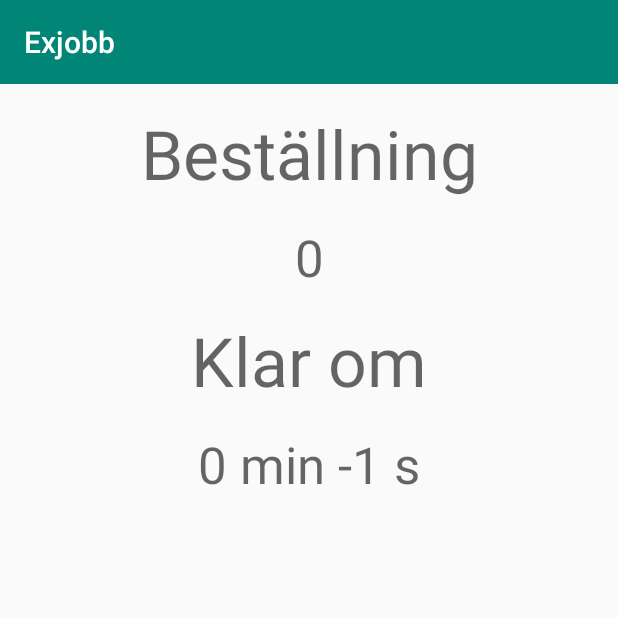
After one commit to Strosel/T4Exjobb, an Android app: the receiptActivity screen opened directly, with no data from a screen before it, on a phone screen of 412 x 824 dp, the top half of it. The commit adds this screen. Run offline under Robolectric (Android 15) with nearby library versions, the phone set to English and light mode, and no system bars.

Commit message:
added recieptActivity with timer

```diff
--- a/app/app/src/main/AndroidManifest.xml
+++ b/app/app/src/main/AndroidManifest.xml
@@ -12,6 +12,7 @@
         android:supportsRtl="true"
         android:theme="@style/Theme.AppCompat.Light.NoActionBar"
         android:usesCleartextTraffic="true">
+        <activity android:name=".receiptActivity"></activity>
         <activity android:name=".StartActivity">
             <intent-filter>
                 <action android:name="android.intent.action.MAIN" />
--- a/app/app/src/main/java/com/example/tbte4/exjobb/CartActivity.java
+++ b/app/app/src/main/java/com/example/tbte4/exjobb/CartActivity.java
@@ -1,5 +1,6 @@
 package com.example.tbte4.exjobb;
 
+import android.content.Intent;
 import android.support.v7.app.ActionBar;
 import android.support.v7.app.AppCompatActivity;
 import android.os.Bundle;
@@ -64,9 +65,18 @@ public class CartActivity extends AppCompatActivity {
 
             HttpLoader loader = new HttpLoader((JSONObject input)->{
 
-                /*
-                * clear cart
-                * open receipt screen */
+                //Clear cache in reciept
+
+                Intent intent = new Intent(this, receiptActivity.class);
+                try {
+                    intent.putExtra("id", input.getInt("id"));
+                    intent.putExtra("deadline", input.getInt("deadline"));
+                    this.startActivity(intent);
+                } catch (Exception e) {
+                    Log.v(tag, e.toString());
+                    Toast toast = Toast.makeText(this, R.string.err_order, Toast.LENGTH_SHORT);
+                    toast.show();
+                }
 
             });
             loader.Post(body);
--- a/app/app/src/main/java/com/example/tbte4/exjobb/helpers/HttpLoader.java
+++ b/app/app/src/main/java/com/example/tbte4/exjobb/helpers/HttpLoader.java
@@ -51,7 +51,6 @@ public class HttpLoader extends AsyncTask<String, Void, JSONObject> {
 
                 DataOutputStream wr = new DataOutputStream( conn.getOutputStream());
                 wr.writeBytes(postBody);
-                Log.v(tag+"_tmp", postBody);
             }
 
             if (conn.getResponseCode() == 200) {
--- /dev/null
+++ b/app/app/src/main/java/com/example/tbte4/exjobb/receiptActivity.java
@@ -0,0 +1,67 @@
+package com.example.tbte4.exjobb;
+
+import android.content.Intent;
+import android.os.Handler;
+import android.support.v7.app.AppCompatActivity;
+import android.os.Bundle;
+import android.support.v7.widget.Toolbar;
+import android.util.Log;
+import android.widget.TextView;
+
+import com.example.tbte4.exjobb.helpers.cacheFileHelper;
+
+import java.util.concurrent.TimeUnit;
+
+public class receiptActivity extends AppCompatActivity {
+
+    public int deadline;
+    TextView deadlineTXT;
+
+    String Tag = "ExJobb receiptActivity";
+
+    @Override
+    protected void onCreate(Bundle savedInstanceState) {
+        super.onCreate(savedInstanceState);
+        setContentView(R.layout.activity_receipt);
+        //make a home toolbar
+        Toolbar myToolbar = findViewById(R.id.receipt_toolbar);
+        setSupportActionBar(myToolbar);
+
+
+        Intent intent = getIntent();
+        int id = intent.getIntExtra("id", 0);
+        TextView idTXT = findViewById(R.id.recepit_id);
+        idTXT.setText(String.valueOf(id));
+
+        deadline = intent.getIntExtra("deadline", 0);
+        deadlineTXT = findViewById(R.id.recepit_deadline);
+        deadlineTXT.setText(this.millisToString(deadline));
+
+        cacheFileHelper order = new cacheFileHelper(this, R.string.cache_file_name);
+        order.load();
+        order.clear();
+        order.save();
+
+        final receiptActivity owner = this;
+        final Handler handler = new Handler();
+        final int delay = 1000;
+        handler.postDelayed(new Runnable(){
+            public void run(){
+                //do something
+                owner.deadline -= delay;
+                deadlineTXT.setText(owner.millisToString(owner.deadline));
+
+                if (owner.deadline > 0)
+                    handler.postDelayed(this, delay);
+            }
+        }, delay);
+    }
+
+    private static String millisToString(int deadline) {
+        return String.format("%d min %d s",
+                TimeUnit.MILLISECONDS.toMinutes(deadline),
+                TimeUnit.MILLISECONDS.toSeconds(deadline) -
+                        TimeUnit.MINUTES.toSeconds(TimeUnit.MILLISECONDS.toMinutes(deadline))
+        );
+    }
+}
--- /dev/null
+++ b/app/app/src/main/res/layout/activity_receipt.xml
@@ -0,0 +1,68 @@
+<?xml version="1.0" encoding="utf-8"?>
+<android.support.constraint.ConstraintLayout xmlns:android="http://schemas.android.com/apk/res/android"
+    xmlns:app="http://schemas.android.com/apk/res-auto"
+    xmlns:tools="http://schemas.android.com/tools"
+    android:layout_width="match_parent"
+    android:layout_height="match_parent"
+    tools:context=".receiptActivity">
+
+    <android.support.v7.widget.Toolbar
+        android:id="@+id/receipt_toolbar"
+        android:layout_width="match_parent"
+        android:layout_height="wrap_content"
+        android:background="@color/colorPrimary"
+        android:minHeight="?attr/actionBarSize"
+        android:theme="@style/AppTheme.ActionBar" />
+
+    <TextView
+        android:id="@+id/recepit_id_title"
+        android:layout_width="wrap_content"
+        android:layout_height="wrap_content"
+        android:layout_marginStart="8dp"
+        android:layout_marginTop="16dp"
+        android:layout_marginEnd="8dp"
+        android:text="Beställning"
+        android:textAppearance="@style/TextAppearance.AppCompat.Display2"
+        app:layout_constraintEnd_toEndOf="parent"
+        app:layout_constraintStart_toStartOf="parent"
+        app:layout_constraintTop_toBottomOf="@+id/receipt_toolbar" />
+
+    <TextView
+        android:id="@+id/recepit_id"
+        android:layout_width="wrap_content"
+        android:layout_height="wrap_content"
+        android:layout_marginStart="8dp"
+        android:layout_marginTop="16dp"
+        android:layout_marginEnd="8dp"
+        android:text="0"
+        android:textAppearance="@style/TextAppearance.AppCompat.Display1"
+        app:layout_constraintEnd_toEndOf="parent"
+        app:layout_constraintStart_toStartOf="parent"
+        app:layout_constraintTop_toBottomOf="@+id/recepit_id_title" />
+
+    <TextView
+        android:id="@+id/recepit_deadline_title"
+        android:layout_width="wrap_content"
+        android:layout_height="wrap_content"
+        android:layout_marginStart="8dp"
+        android:layout_marginTop="16dp"
+        android:layout_marginEnd="8dp"
+        android:text="Klar om"
+        android:textAppearance="@style/TextAppearance.AppCompat.Display2"
+        app:layout_constraintEnd_toEndOf="parent"
+        app:layout_constraintStart_toStartOf="parent"
+        app:layout_constraintTop_toBottomOf="@+id/recepit_id" />
+
+    <TextView
+        android:id="@+id/recepit_deadline"
+        android:layout_width="wrap_content"
+        android:layout_height="wrap_content"
+        android:layout_marginStart="8dp"
+        android:layout_marginTop="16dp"
+        android:layout_marginEnd="8dp"
+        android:text="0 min 0 s"
+        android:textAppearance="@style/TextAppearance.AppCompat.Display1"
+        app:layout_constraintEnd_toEndOf="parent"
+        app:layout_constraintStart_toStartOf="parent"
+        app:layout_constraintTop_toBottomOf="@+id/recepit_deadline_title" />
+</android.support.constraint.ConstraintLayout>
--- a/app/app/src/main/res/values/strings.xml
+++ b/app/app/src/main/res/values/strings.xml
@@ -1,8 +1,9 @@
 <resources>
     <string name="app_name">Exjobb</string>
-    <string name="server_endpoint">http://192.168.1.127:8080</string>
+    <string name="server_endpoint">http://192.168.1.108:8080</string>
     <string name="cache_file_name">orderCache.json</string>
 
     <string name="err_conn">Can\'t Connect</string>
     <string name="err_cart">Something went wrong when editing your cart</string>
+    <string name="err_order">Something went wrong when placing your order</string>
 </resources>
```
